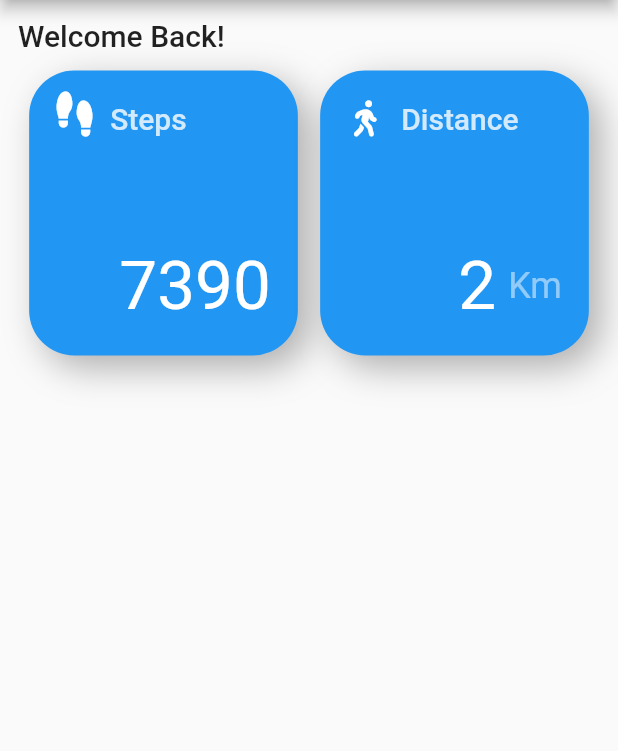
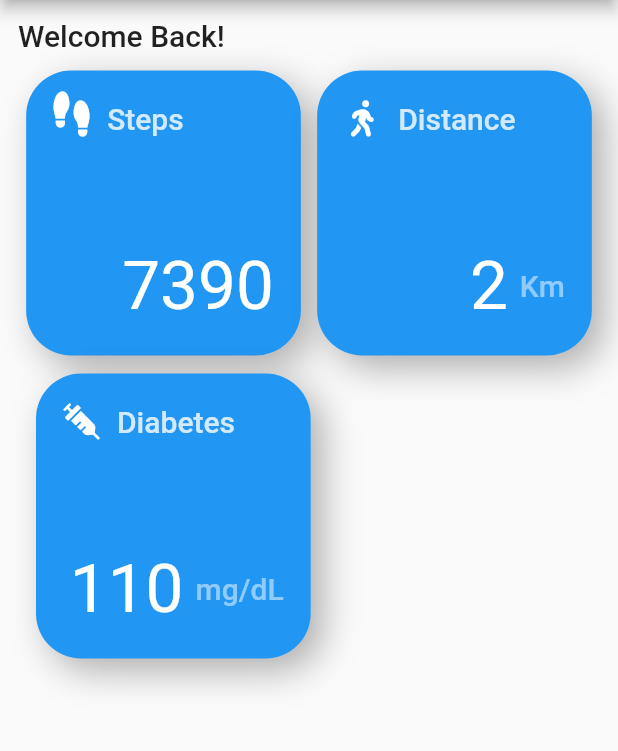
Before and after one commit to SumayaSiddique/Care_4_U_project, a Flutter app: the screen it shows once a user with an empty profile is signed in, on a phone screen of 412 x 824 dp, the part 84-835 px from its top. Run offline on Flutter 3.47's test engine with Material 2 defaults, Android fonts, the phone set to English and light mode, and no system bars; our stand-ins replace firebase_auth, firebase_core, flutter_svg, font_awesome_flutter, lottie, syncfusion_flutter_charts; accounts and stored records are empty; Roboto replaces fonts that are missing (SF Pro Rounded).

Commit message:
Added a detailed view with dummy data and syncfusion chart

```diff
--- a/care_4_u_project/lib/FirebaseAuth/auth_service.dart
+++ b/care_4_u_project/lib/FirebaseAuth/auth_service.dart
@@ -1,4 +1,3 @@
-import 'package:care_4_u_project/FirebaseAuth/Wrapper.dart';
 import 'package:firebase_auth/firebase_auth.dart';
 
 class AuthService {
--- a/care_4_u_project/lib/Screens/Home/HomeView.dart
+++ b/care_4_u_project/lib/Screens/Home/HomeView.dart
@@ -69,6 +69,33 @@ class HomeView extends StatelessWidget {
                   ),
                 ],
               ),
+              Padding(
+                padding: const EdgeInsets.all(12.0),
+                child: Row(
+                  mainAxisAlignment: MainAxisAlignment.spaceBetween,
+                  children: [
+                    GestureDetector(
+                      onTap: () => {
+                        Navigator.pushNamed(context, 'diabetes-details'),
+                      },
+                      child: HomeMediumCard(
+                        size: size,
+                        theme: theme,
+                        title: "110",
+                        subtitle: "Diabetes",
+                        icon: RotatedBox(
+                          quarterTurns: 3,
+                          child: Icon(
+                            FontAwesomeIcons.syringe,
+                            color: Colors.white,
+                          ),
+                        ),
+                        caption: 'mg/dL',
+                      ),
+                    ),
+                  ],
+                ),
+              )
             ],
           ),
         ),
@@ -99,7 +126,7 @@ class HomeMediumCard extends StatelessWidget {
   Widget build(BuildContext context) {
     return Container(
       height: 190,
-      width: size.width / 2.3,
+      width: size.width / 2.25,
       decoration: BoxDecoration(
         color: Colors.blue,
         borderRadius: BorderRadius.circular(30),
@@ -151,7 +178,7 @@ class HomeMediumCard extends StatelessWidget {
                     padding: const EdgeInsets.only(left: 8.0),
                     child: Text(
                       caption!,
-                      style: theme.headline5!.apply(
+                      style: theme.headline6!.apply(
                         color: Colors.white.withOpacity(0.5),
                       ),
                     ),
--- a/care_4_u_project/lib/main.dart
+++ b/care_4_u_project/lib/main.dart
@@ -9,6 +9,8 @@ import 'package:firebase_auth/firebase_auth.dart';
 import 'package:firebase_core/firebase_core.dart';
 import 'package:flutter/material.dart';
 import 'package:provider/provider.dart';
+
+import 'Screens/DetailedViews/DiabetesDetailsView.dart';
 
 void main() async {
   WidgetsFlutterBinding.ensureInitialized();
@@ -67,6 +69,7 @@ class _MyAppState extends State<MyApp> {
           'login': (context) => LoginScreen(),
           'sign-up': (context) => SignUpScreen(),
           'home': (context) => HomeView(),
+          'diabetes-details': (context) => DiabetesDetailsView(),
         },
       ),
     );
--- a/care_4_u_project/pubspec.yaml
+++ b/care_4_u_project/pubspec.yaml
@@ -3,7 +3,7 @@ description: A new Flutter project.
 
 # The following line prevents the package from being accidentally published to
 # pub.dev using `pub publish`. This is preferred for private packages.
-publish_to: 'none' # Remove this line if you wish to publish to pub.dev
+publish_to: "none" # Remove this line if you wish to publish to pub.dev
 
 # The following defines the version and build number for your application.
 # A version number is three numbers separated by dots, like 1.2.43
@@ -32,6 +32,7 @@ dependencies:
   font_awesome_flutter: ^9.1.0
   lottie: ^1.1.0
   provider: ^5.0.0
+  syncfusion_flutter_charts: ^19.2.49
 
 dev_dependencies:
   flutter_test:
@@ -41,7 +42,6 @@ dev_dependencies:
 # following page: https://dart.dev/tools/pub/pubspec
 # The following section is specific to Flutter.
 flutter:
-
   # The following line ensures that the Material Icons font is
   # included with your application, so that you can use the icons in
   # the material Icons class.
```
Also changed, not shown: care_4_u_project/lib/Screens/DetailedViews/DiabetesDetailsView.dart (added, +98 -0 lines), care_4_u_project/pubspec.lock.
